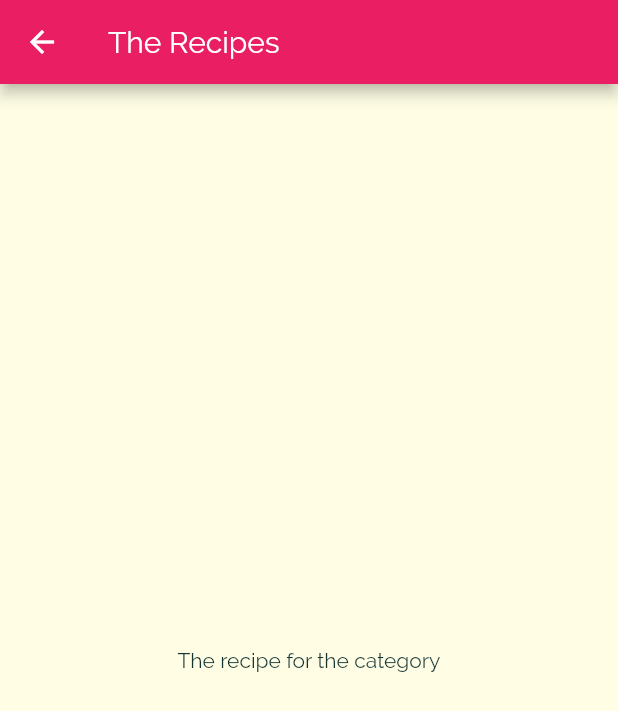
After one commit to shuvo18103107/Meals-App, a Flutter app: the screen it shows after launch, after a tap on "Italian", on a phone screen of 412 x 824 dp. The commit adds this screen. Shown: the top 711 px of the screen. Run offline on Flutter 3.47's test engine with Material 2 defaults, Android fonts, the phone set to English and light mode, and no system bars.

Commit message:
🚀 navigatat to a category_meals page succesfully

```diff
--- a/lib/category_item.dart
+++ b/lib/category_item.dart
@@ -1,14 +1,29 @@
 import 'package:flutter/material.dart';
+import './category_meals_screen.dart';
 
 class CategoryItem extends StatelessWidget {
   final String title;
   final Color color;
   CategoryItem(this.title, this.color);
+  void selectCategory(BuildContext ctx) {
+    // current page janbe widget tree er position vujbe context diye trpr er upor r ekta screen dekhabe as a stack ,in push we add page on the stack as a topmost page and in pop we remove that page, just in stack page switching
+    Navigator.of(ctx).push(MaterialPageRoute(builder: (_) {
+      return CategoryMealsScreen();
+    }));
+  }
 
   @override
   Widget build(BuildContext context) {
     // now we after get the data we use it in card a nice title and for card background the color
-    return Container(
+    return InkWell(
+      // inkwell is the widget like kicu te ta korle ekta riple effect hoi ike a wave
+      //here in ontap we can either pass a function reference or an anonymous function that will act as a callback.
+      onTap: () => selectCategory(
+          context), // annoyomous function use kore position ta pass korlam kothai navigation er position widget tree te
+      splashColor: Theme.of(context).primaryColor,
+      // should be same as the container borderradius for nicely follow the shape
+      borderRadius: BorderRadius.circular(15),
+      child: Container(
         // by using const i optimize the build process littelbit
         padding: const EdgeInsets.all(15),
         child: Text(
@@ -28,6 +43,7 @@ class CategoryItem extends StatelessWidget {
               end: Alignment.bottomRight),
           borderRadius: BorderRadius.circular(15),
         ),
+      ),
     );
   }
 }
--- /dev/null
+++ b/lib/category_meals_screen.dart
@@ -0,0 +1,14 @@
+import 'package:flutter/material.dart';
+
+class CategoryMealsScreen extends StatelessWidget {
+  @override
+  Widget build(BuildContext context) {
+    return Scaffold(
+        appBar: AppBar(
+          title: Text('The Recipes'),
+        ),
+        body: Center(
+          child: Text('The recipe for the category'),
+        ));
+  }
+}
```
Lines whose indentation alone changed are shown as unchanged.
